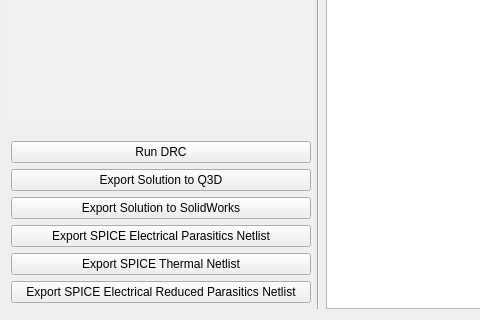
This is powercad/project_builder/ui/solutionWindow.ui in e3da/PowerSynth1-src as Qt 5 draws it before an edit; both pictures show x 0 to 480 and y 584 to 904 of the 1056 by 904 pixel window. The edited form follows.
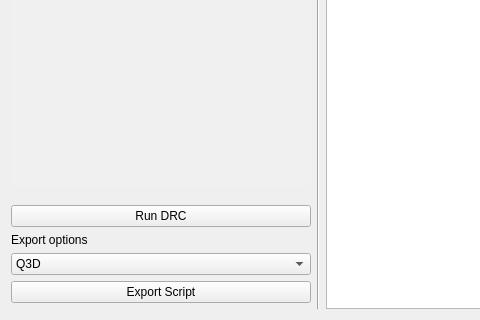
This is the edited form.

The edit to the form file:
```diff
--- a/powercad/project_builder/ui/solutionWindow.ui
+++ b/powercad/project_builder/ui/solutionWindow.ui
@@ -20,22 +20,6 @@
    <string>Form</string>
   </property>
   <layout class="QGridLayout" name="gridLayout">
-   <item row="0" column="4" rowspan="10">
-    <widget class="QGraphicsView" name="grfx_layout">
-     <property name="sizePolicy">
-      <sizepolicy hsizetype="Expanding" vsizetype="Expanding">
-       <horstretch>0</horstretch>
-       <verstretch>0</verstretch>
-      </sizepolicy>
-     </property>
-     <property name="minimumSize">
-      <size>
-       <width>100</width>
-       <height>100</height>
-      </size>
-     </property>
-    </widget>
-   </item>
    <item row="0" column="1">
     <widget class="QTableWidget" name="tbl_info">
      <property name="sizePolicy">
@@ -152,57 +136,39 @@
      <column/>
     </widget>
    </item>
-   <item row="8" column="1">
-    <widget class="QPushButton" name="btn_export_spice_reduced_parasitics">
+   <item row="6" column="1">
+    <widget class="QPushButton" name="btn_export_selected">
+     <property name="maximumSize">
+      <size>
+       <width>300</width>
+       <height>16777215</height>
+      </size>
+     </property>
      <property name="text">
-      <string>Export SPICE Electrical Reduced Parasitics Netlist</string>
+      <string>Export Script</string>
      </property>
     </widget>
    </item>
-   <item row="0" column="2" rowspan="10">
+   <item row="0" column="2" rowspan="8">
     <widget class="Line" name="line">
      <property name="orientation">
       <enum>Qt::Vertical</enum>
      </property>
     </widget>
    </item>
-   <item row="6" column="1">
-    <widget class="QPushButton" name="btn_export_spice_parasitics">
-     <property name="text">
-      <string>Export SPICE Electrical Parasitics Netlist</string>
+   <item row="0" column="4" rowspan="8">
+    <widget class="QGraphicsView" name="grfx_layout">
+     <property name="sizePolicy">
+      <sizepolicy hsizetype="Expanding" vsizetype="Expanding">
+       <horstretch>0</horstretch>
+       <verstretch>0</verstretch>
+      </sizepolicy>
      </property>
-    </widget>
-   </item>
-   <item row="7" column="1">
-    <widget class="QPushButton" name="btn_export_spice_thermal">
-     <property name="text">
-      <string>Export SPICE Thermal Netlist</string>
-     </property>
-    </widget>
-   </item>
-   <item row="5" column="1">
-    <widget class="QPushButton" name="btn_export_solidworks">
-     <property name="maximumSize">
+     <property name="minimumSize">
       <size>
-       <width>300</width>
-       <height>16777215</height>
+       <width>100</width>
+       <height>100</height>
       </size>
-     </property>
-     <property name="text">
-      <string>Export Solution to SolidWorks</string>
-     </property>
-    </widget>
-   </item>
-   <item row="4" column="1">
-    <widget class="QPushButton" name="btn_export_q3d">
-     <property name="maximumSize">
-      <size>
-       <width>300</width>
-       <height>16777215</height>
-      </size>
-     </property>
-     <property name="text">
-      <string>Export Solution to Q3D</string>
      </property>
     </widget>
    </item>
@@ -213,6 +179,52 @@
      </property>
     </widget>
    </item>
+   <item row="5" column="1">
+    <widget class="QComboBox" name="cmbox_export_option">
+     <item>
+      <property name="text">
+       <string>Q3D</string>
+      </property>
+     </item>
+     <item>
+      <property name="text">
+       <string>Solidworks</string>
+      </property>
+     </item>
+     <item>
+      <property name="text">
+       <string>Electrical netlist </string>
+      </property>
+     </item>
+     <item>
+      <property name="text">
+       <string>Thermal netlist</string>
+      </property>
+     </item>
+     <item>
+      <property name="text">
+       <string>FastHenry</string>
+      </property>
+     </item>
+     <item>
+      <property name="text">
+       <string>EMPro</string>
+      </property>
+     </item>
+     <item>
+      <property name="text">
+       <string/>
+      </property>
+     </item>
+    </widget>
+   </item>
+   <item row="4" column="1">
+    <widget class="QLabel" name="label">
+     <property name="text">
+      <string>Export options</string>
+     </property>
+    </widget>
+   </item>
   </layout>
  </widget>
  <resources/>
```
